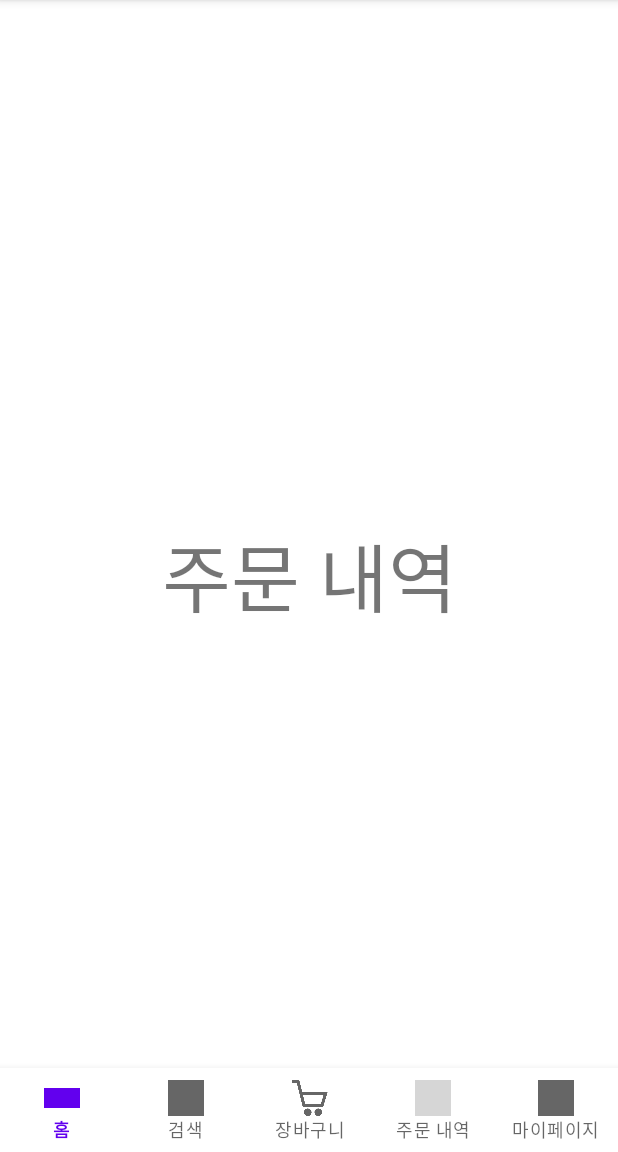
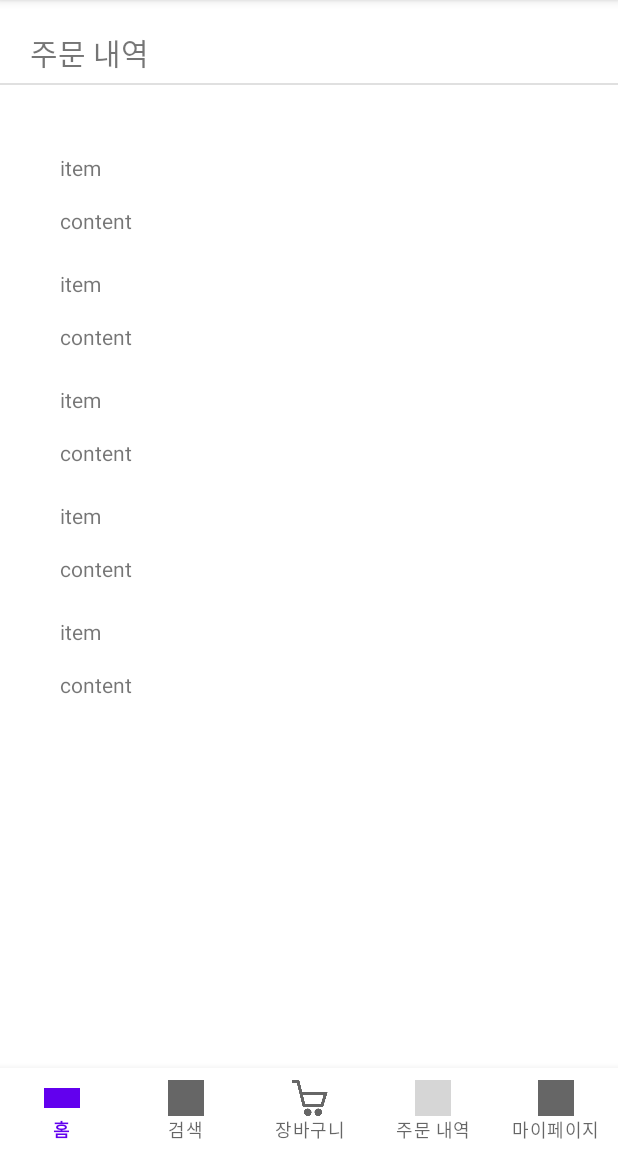
Before and after one commit to asapD/android, an Android app: the fragment MainMenuOrderlistFragment placed in its activity, on a phone screen of 412 x 824 dp, the part 84-1236 px from its top. Run offline under Robolectric (Android 15) with nearby library versions, the phone set to English and light mode, and no system bars; grey boxes are pictures that could not be loaded.

Commit message:
feat: add OrderlistFragment

```diff
--- a/app/build.gradle
+++ b/app/build.gradle
@@ -53,4 +53,5 @@ dependencies {
     implementation ('com.journeyapps:zxing-android-embedded:4.3.0') { transitive = false }
     implementation 'com.google.zxing:core:3.3.2'
 
+
 }
--- /dev/null
+++ b/app/src/main/java/com/example/asapd/ItemData.java
@@ -0,0 +1,39 @@
+package com.example.asapd;
+
+import java.util.ArrayList;
+
+public class ItemData {
+
+    String name;
+    String content;
+
+    public ItemData(String title, String content) {
+        this.name= title;
+        this.content = content;
+    }
+
+    public String getTitle() {
+        return name;
+    }
+
+    public void setTitle(String name) {
+        this.name = name;
+    }
+
+    public String getContent() {
+        return content;
+    }
+
+    public void setContent(String content) {
+        this.content = content;
+    }
+
+    public static ArrayList<ItemData> createList(int num){
+        ArrayList<ItemData> list = new ArrayList<ItemData>();
+
+        for(int i = 1; i <= num; i++){
+            list.add(new ItemData("item", "content"));
+        }
+        return list;
+    }
+}
--- a/app/src/main/java/com/example/asapd/MainMenuOrderlistFragment.java
+++ b/app/src/main/java/com/example/asapd/MainMenuOrderlistFragment.java
@@ -2,11 +2,16 @@ package com.example.asapd;
 
 import android.os.Bundle;
 
+import androidx.appcompat.app.AppCompatActivity;
 import androidx.fragment.app.Fragment;
+import androidx.recyclerview.widget.LinearLayoutManager;
+import androidx.recyclerview.widget.RecyclerView;
 
 import android.view.LayoutInflater;
 import android.view.View;
 import android.view.ViewGroup;
+
+import java.util.ArrayList;
 
 /**
  * A simple {@link Fragment} subclass.
@@ -14,6 +19,11 @@ import android.view.ViewGroup;
  * create an instance of this fragment.
  */
 public class MainMenuOrderlistFragment extends Fragment {
+
+
+    private RecyclerView mRecyclerView;
+    private RecyclerAdapter mRecyclerAdapter;
+    private ArrayList<ItemData> mList;
 
     // TODO: Rename parameter arguments, choose names that match
     // the fragment initialization parameters, e.g. ARG_ITEM_NUMBER
@@ -24,7 +34,7 @@ public class MainMenuOrderlistFragment extends Fragment {
     private String mParam1;
     private String mParam2;
 
-    public MainMenuOrderlistFragment() {
+    public MainMenuOrderlistFragment(){
         // Required empty public constructor
     }
 
@@ -59,6 +69,16 @@ public class MainMenuOrderlistFragment extends Fragment {
     public View onCreateView(LayoutInflater inflater, ViewGroup container,
                              Bundle savedInstanceState) {
         // Inflate the layout for this fragment
-        return inflater.inflate(R.layout.fragment_main_menu_orderlist, container, false);
+        ViewGroup rootView = (ViewGroup)inflater.inflate(R.layout.fragment_main_menu_orderlist, container, false);
+        mRecyclerView = (RecyclerView) rootView.findViewById(R.id.recyclerView);
+
+        mList = ItemData.createList(5);
+        mRecyclerView.setHasFixedSize(true);
+        mRecyclerAdapter = new RecyclerAdapter(getActivity(),mList);
+        mRecyclerView.setLayoutManager(new LinearLayoutManager(getActivity()));
+        mRecyclerView.setAdapter(mRecyclerAdapter);
+
+        return rootView;
+
     }
 }
--- /dev/null
+++ b/app/src/main/java/com/example/asapd/RecyclerAdapter.java
@@ -0,0 +1,62 @@
+package com.example.asapd;
+
+import android.content.Context;
+import android.view.LayoutInflater;
+import android.view.View;
+import android.view.ViewGroup;
+import android.widget.TextView;
+
+import androidx.annotation.NonNull;
+import androidx.fragment.app.FragmentActivity;
+import androidx.recyclerview.widget.RecyclerView;
+
+import java.util.ArrayList;
+import java.util.ConcurrentModificationException;
+
+public class RecyclerAdapter extends RecyclerView.Adapter<RecyclerAdapter.ViewHolder> {
+
+    private ArrayList<ItemData> mList =  new ArrayList<>();
+    private Context context;
+
+    public RecyclerAdapter(Context context, ArrayList<ItemData> mList) {
+        this.context = context;
+        this.mList = mList;
+    }
+
+    @Override
+    public ViewHolder onCreateViewHolder(ViewGroup parent, int viewType) {
+        View view = LayoutInflater.from(parent.getContext()).inflate(R.layout.item_list, parent, false);
+        return new ViewHolder(view);
+    }
+
+    @Override
+    public void onBindViewHolder(@NonNull ViewHolder holder, int position) {
+        holder.onBind(mList.get(position));
+    }
+
+    public void setItemList(ArrayList<ItemData> list){
+        this.mList = list;
+        notifyDataSetChanged();
+    }
+
+    @Override
+    public int getItemCount() {
+        return mList.size();
+    }
+
+    class ViewHolder extends RecyclerView.ViewHolder {
+        TextView title;
+        TextView content;
+
+        public ViewHolder(@NonNull View itemView) {
+            super(itemView);
+            title = (TextView) itemView.findViewById(R.id.title);
+            content = (TextView) itemView.findViewById(R.id.content);
+        }
+
+        void onBind(ItemData item){
+            title.setText(item.getTitle());
+            content.setText(item.getContent());
+        }
+    }
+}
--- a/app/src/main/res/layout/fragment_main_menu_orderlist.xml
+++ b/app/src/main/res/layout/fragment_main_menu_orderlist.xml
@@ -3,14 +3,46 @@
     xmlns:tools="http://schemas.android.com/tools"
     android:layout_width="match_parent"
     android:layout_height="match_parent"
-    tools:context=".MainMenuOrderlistFragment">
+    android:layout_gravity="center"
+    tools:context=".MainMenuMypageFragment">
 
-    <!-- TODO: Update blank fragment layout -->
-    <TextView
+    <LinearLayout
         android:layout_width="match_parent"
         android:layout_height="match_parent"
-        android:text="주문 내역"
-        android:gravity="center"
-        android:textSize="50sp"/>
+        android:layout_gravity="top"
+        android:orientation="vertical">
+
+        <TextView
+            android:id="@+id/textView5"
+            android:layout_width="wrap_content"
+            android:layout_height="wrap_content"
+            android:layout_marginStart="20dp"
+            android:layout_marginLeft="20dp"
+            android:layout_marginTop="20dp"
+            android:gravity="center"
+            android:text="주문 내역"
+            android:textSize="20sp" />
+
+        <View
+            android:id="@+id/divider3"
+            android:layout_width="match_parent"
+            android:layout_height="1dp"
+            android:layout_gravity="bottom"
+            android:layout_marginTop="5dp"
+            android:background="?android:attr/listDivider" />
+
+        <androidx.recyclerview.widget.RecyclerView
+            android:id="@+id/recyclerView"
+            android:layout_width="match_parent"
+            android:layout_height="match_parent"
+            android:layout_gravity="center"
+            android:layout_marginStart="10dp"
+            android:layout_marginLeft="10dp"
+            android:layout_marginTop="30dp"
+            android:layout_marginEnd="10dp"
+            android:layout_marginRight="10dp"
+            android:layout_marginBottom="60dp" />
+
+    </LinearLayout>
 
 </FrameLayout>
--- /dev/null
+++ b/app/src/main/res/layout/item_list.xml
@@ -0,0 +1,33 @@
+<?xml version="1.0" encoding="utf-8"?>
+<androidx.constraintlayout.widget.ConstraintLayout xmlns:android="http://schemas.android.com/apk/res/android"
+    xmlns:app="http://schemas.android.com/apk/res-auto"
+    xmlns:tools="http://schemas.android.com/tools"
+    android:layout_width="match_parent"
+    android:layout_height="wrap_content">
+
+    <TextView
+        android:id="@+id/title"
+        android:layout_width="85dp"
+        android:layout_height="40dp"
+        android:layout_marginTop="5dp"
+        android:gravity="center|left"
+        android:text="TextView"
+        app:layout_constraintEnd_toEndOf="parent"
+        app:layout_constraintHorizontal_bias="0.098"
+        app:layout_constraintStart_toStartOf="parent"
+        app:layout_constraintTop_toTopOf="parent" />
+
+    <TextView
+        android:id="@+id/content"
+        android:layout_width="138dp"
+        android:layout_height="23dp"
+        android:layout_marginTop="3dp"
+        android:layout_marginBottom="5dp"
+        android:gravity="center|left"
+        android:text="TextView"
+        app:layout_constraintBottom_toBottomOf="parent"
+        app:layout_constraintEnd_toEndOf="parent"
+        app:layout_constraintHorizontal_bias="0.117"
+        app:layout_constraintStart_toStartOf="parent"
+        app:layout_constraintTop_toBottomOf="@+id/title" />
+</androidx.constraintlayout.widget.ConstraintLayout>
```
